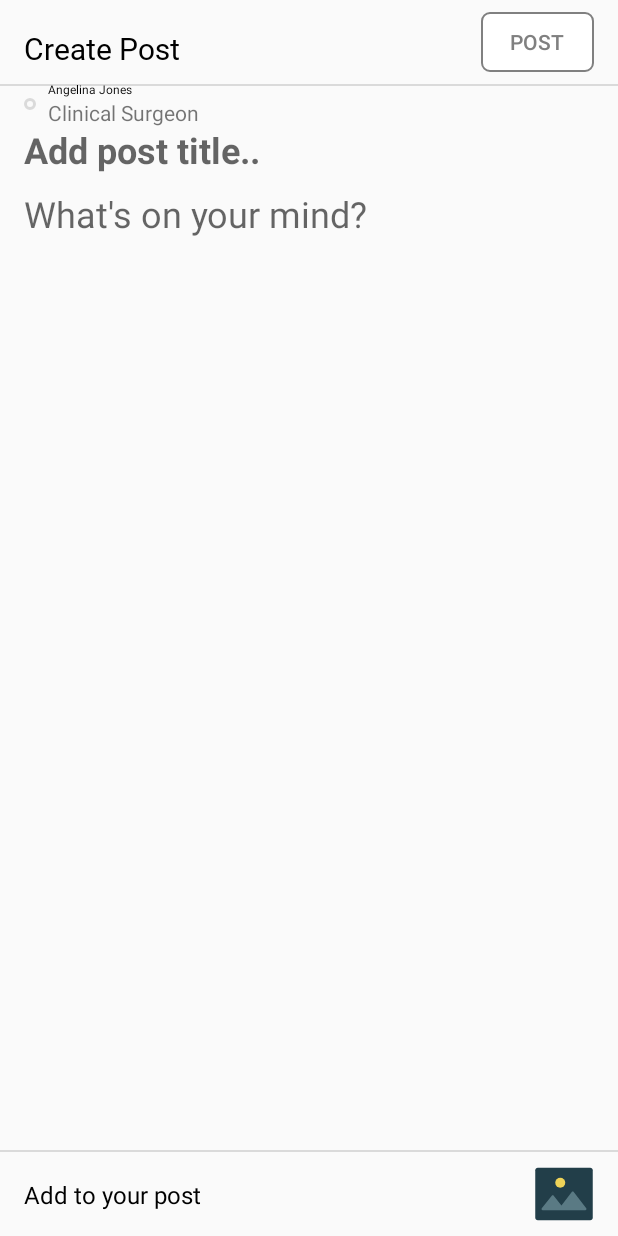
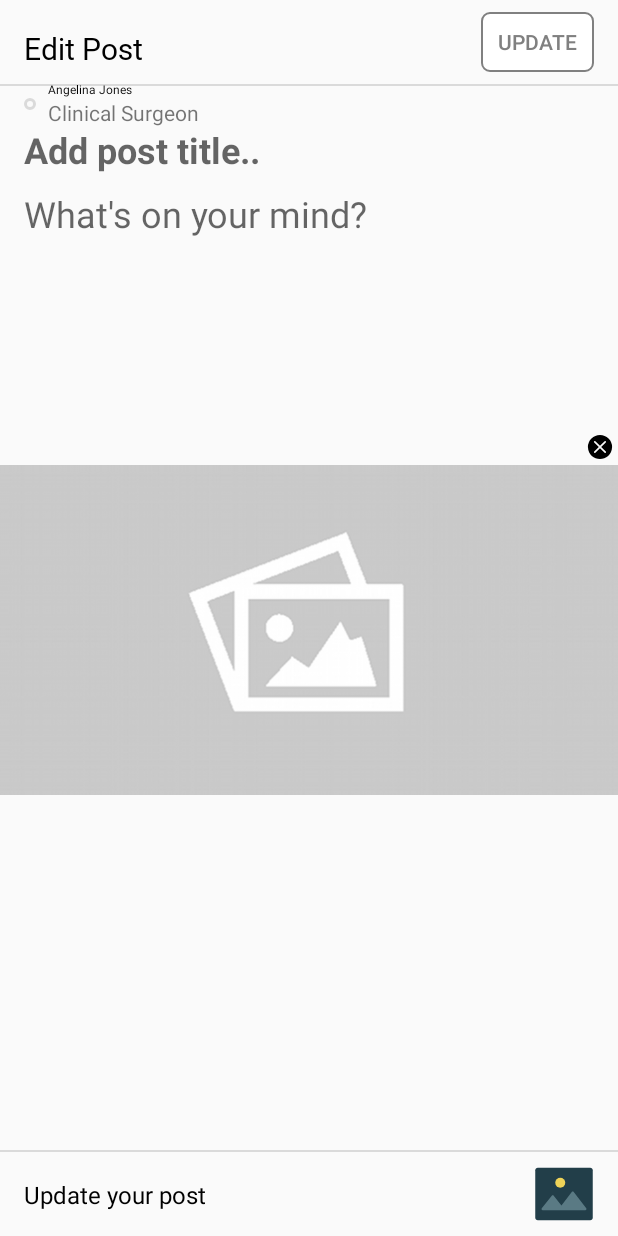
Before and after one commit to NajeebUllah161/Community_Blog, an Android app: the layout activity_edit_post_dialogue.xml on its own in the app's theme, with its tools: preview values and no code run, on a phone screen of 412 x 824 dp. Run offline under Robolectric (Android 15) with nearby library versions, the phone set to English and light mode, and no system bars; Roboto replaces fonts that are not available here.

Commit message:
replaced postHeader with postTitle text + made Image removeable from Editpost + Downloaded Image and

```diff
--- a/app/src/main/AndroidManifest.xml
+++ b/app/src/main/AndroidManifest.xml
@@ -3,6 +3,7 @@
     package="com.example.communityfeedapp">
 
     <uses-permission android:name="android.permission.WAKE_LOCK" />
+    <uses-permission android:name="android.permission.INTERNET"/>
 
     <application
         android:allowBackup="true"
--- a/app/src/main/java/com/example/communityfeedapp/activities/CommentActivity.java
+++ b/app/src/main/java/com/example/communityfeedapp/activities/CommentActivity.java
@@ -66,7 +66,7 @@ public class CommentActivity extends AppCompatActivity {
                                 .load(post.getPostImage())
                                 .placeholder(R.drawable.placeholder)
                                 .into(binding.imgCommentScreen);
-                        binding.headerCommentScreen.setText(post.getPostHeader());
+                        binding.headerCommentScreen.setText(post.getPostTitle());
                         binding.descCommentScreen.setText(post.getPostDescription());
                         binding.like.setText(post.getPostLikes() + "");
                         binding.comment.setText(post.getCommentCount() + "");
--- a/app/src/main/java/com/example/communityfeedapp/activities/LoginActivity.java
+++ b/app/src/main/java/com/example/communityfeedapp/activities/LoginActivity.java
@@ -3,7 +3,6 @@ package com.example.communityfeedapp.activities;
 import android.app.ProgressDialog;
 import android.content.Intent;
 import android.os.Bundle;
-import android.util.Log;
 import android.widget.Toast;
 
 import androidx.appcompat.app.AppCompatActivity;
--- a/app/src/main/java/com/example/communityfeedapp/activities/SignupActivity.java
+++ b/app/src/main/java/com/example/communityfeedapp/activities/SignupActivity.java
@@ -2,7 +2,6 @@ package com.example.communityfeedapp.activities;
 
 import android.content.Intent;
 import android.os.Bundle;
-import android.util.Log;
 
 import androidx.appcompat.app.AppCompatActivity;
 
--- a/app/src/main/java/com/example/communityfeedapp/adapters/NotificationAdapter.java
+++ b/app/src/main/java/com/example/communityfeedapp/adapters/NotificationAdapter.java
@@ -4,7 +4,6 @@ import android.content.Context;
 import android.content.Intent;
 import android.graphics.Color;
 import android.text.Html;
-import android.util.Log;
 import android.view.LayoutInflater;
 import android.view.View;
 import android.view.ViewGroup;
--- a/app/src/main/java/com/example/communityfeedapp/adapters/StoryAdapter.java
+++ b/app/src/main/java/com/example/communityfeedapp/adapters/StoryAdapter.java
@@ -1,7 +1,6 @@
 package com.example.communityfeedapp.adapters;
 
 import android.content.Context;
-import android.util.Log;
 import android.view.LayoutInflater;
 import android.view.View;
 import android.view.ViewGroup;
--- a/app/src/main/java/com/example/communityfeedapp/fragments/HomeFragment.java
+++ b/app/src/main/java/com/example/communityfeedapp/fragments/HomeFragment.java
@@ -4,7 +4,6 @@ import android.annotation.SuppressLint;
 import android.app.ProgressDialog;
 import android.net.Uri;
 import android.os.Bundle;
-import android.util.Log;
 import android.view.LayoutInflater;
 import android.view.View;
 import android.view.ViewGroup;
@@ -35,7 +34,6 @@ import com.google.firebase.database.ValueEventListener;
 import com.google.firebase.storage.FirebaseStorage;
 import com.google.firebase.storage.StorageReference;
 import com.google.firebase.storage.UploadTask;
-import com.makeramen.roundedimageview.RoundedImageView;
 import com.squareup.picasso.Picasso;
 
 import java.util.ArrayList;
--- /dev/null
+++ b/app/src/main/res/drawable/ic_cross.xml
@@ -0,0 +1,9 @@
+<vector xmlns:android="http://schemas.android.com/apk/res/android"
+    android:width="24dp"
+    android:height="24dp"
+    android:viewportWidth="64"
+    android:viewportHeight="64">
+    <path
+        android:fillColor="#FF000000"
+        android:pathData="M32,10.5A21.53,21.53 0,0 0,10.5 32c1.18,28.52 41.82,28.51 43,0A21.53,21.53 0,0 0,32 10.5ZM42.3,40.18a1.5,1.5 0,0 1,-2.12 2.12L32,34.12 23.82,42.3a1.5,1.5 0,0 1,-2.12 -2.12L29.88,32 21.7,23.82a1.5,1.5 0,1 1,2.12 -2.12L32,29.88l8.18,-8.18a1.5,1.5 0,0 1,2.12 2.12L34.12,32Z" />
+</vector>
--- a/app/src/main/res/layout/activity_edit_post_dialogue.xml
+++ b/app/src/main/res/layout/activity_edit_post_dialogue.xml
@@ -12,7 +12,7 @@
         android:layout_marginStart="16dp"
         android:layout_marginTop="8dp"
         android:fontFamily="@font/roboto_black"
-        android:text="Create Post"
+        android:text="Edit Post"
         android:textColor="@color/black"
         android:textSize="20sp"
         app:layout_constraintBottom_toBottomOf="@+id/postBtn"
@@ -27,7 +27,7 @@
         android:layout_marginEnd="16dp"
         android:background="@drawable/follow_active_btn"
         android:enabled="false"
-        android:text="Post"
+        android:text="Update"
         android:textColor="@color/gray"
         app:layout_constraintEnd_toEndOf="parent"
         app:layout_constraintTop_toTopOf="parent" />
@@ -87,7 +87,7 @@
         app:layout_constraintTop_toBottomOf="@+id/userNameAddPost" />
 
     <EditText
-        android:id="@+id/postHeader"
+        android:id="@+id/postTitle"
         android:layout_width="0dp"
         android:layout_height="wrap_content"
         android:layout_marginEnd="16dp"
@@ -121,7 +121,15 @@
         app:layout_constraintBottom_toTopOf="@+id/postImage"
         app:layout_constraintEnd_toEndOf="parent"
         app:layout_constraintStart_toStartOf="@+id/profileImgAddPost"
-        app:layout_constraintTop_toBottomOf="@+id/postHeader" />
+        app:layout_constraintTop_toBottomOf="@+id/postTitle" />
+
+    <ImageView
+        android:id="@+id/removeImg"
+        android:layout_width="wrap_content"
+        android:layout_height="wrap_content"
+        android:src="@drawable/ic_cross"
+        app:layout_constraintBottom_toTopOf="@+id/postImage"
+        app:layout_constraintEnd_toEndOf="parent" />
 
     <ImageView
         android:id="@+id/postImage"
@@ -130,8 +138,7 @@
         android:layout_marginStart="16dp"
         android:layout_marginEnd="16dp"
         android:scaleType="centerCrop"
-        android:src="@drawable/post_8"
-        android:visibility="gone"
+        android:src="@drawable/placeholder"
         app:layout_constraintBottom_toTopOf="@+id/view11"
         app:layout_constraintEnd_toEndOf="parent"
         app:layout_constraintHorizontal_bias="0.5"
@@ -153,7 +160,7 @@
         android:layout_width="wrap_content"
         android:layout_height="wrap_content"
         android:layout_marginStart="16dp"
-        android:text="Add to your post"
+        android:text="Update your post"
         android:textColor="@color/black"
         android:textSize="16sp"
         app:layout_constraintBottom_toBottomOf="@+id/addImg"
--- a/app/src/main/res/layout/dashboard_rv_sample.xml
+++ b/app/src/main/res/layout/dashboard_rv_sample.xml
@@ -54,9 +54,9 @@
         android:id="@+id/verticalDotsPost"
         android:layout_width="24dp"
         android:layout_height="24dp"
-        android:visibility="gone"
         android:layout_marginEnd="8dp"
         android:contentDescription="TODO"
+        android:visibility="gone"
         app:layout_constraintBottom_toBottomOf="@+id/profile_image_dashboard"
         app:layout_constraintEnd_toEndOf="parent"
         app:layout_constraintTop_toTopOf="@+id/profile_image_dashboard"
```
Also changed, not shown: app/src/main/java/com/example/communityfeedapp/adapters/PostAdapter.java (+18 -16 lines), app/src/main/java/com/example/communityfeedapp/edit_dialogues/EditPostDialogue.java (+133 -9 lines), app/src/main/java/com/example/communityfeedapp/fragments/AddPostFragment.java (+6 -10 lines), app/src/main/java/com/example/communityfeedapp/models/Post.java (+5 -5 lines), app/src/main/res/drawable/ic_edit.xml (+6 -6 lines), app/src/main/res/drawable/shape_corner.xml (+8 -5 lines), app/src/main/res/layout/fragment_add_post.xml (+4 -4 lines).
